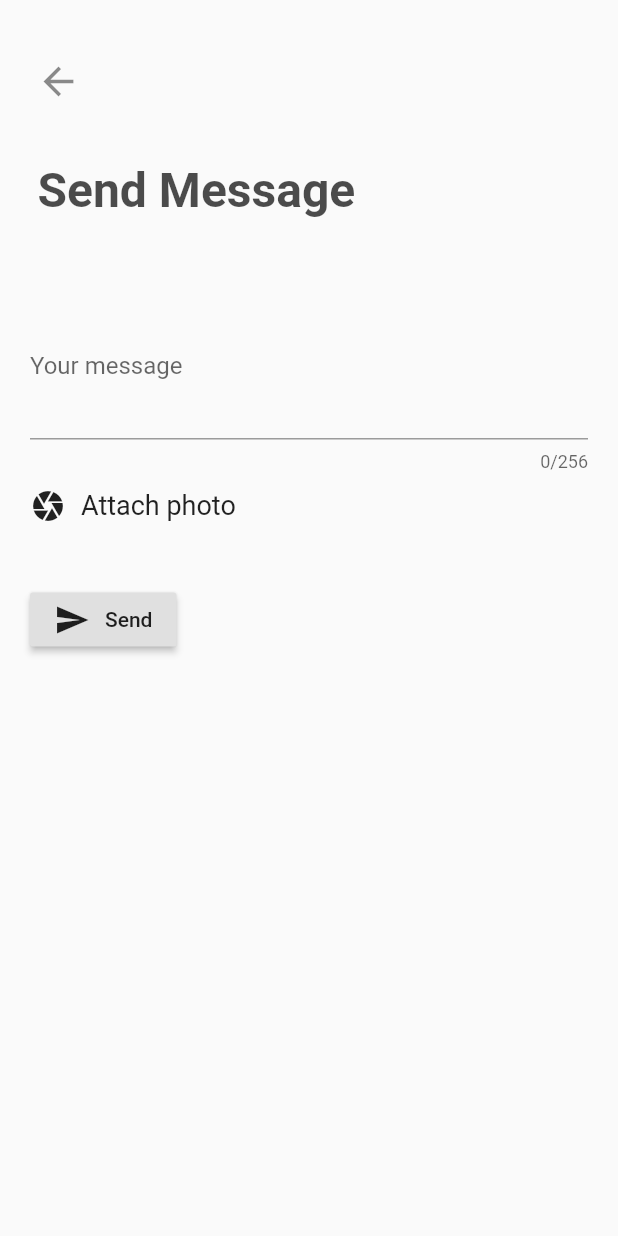
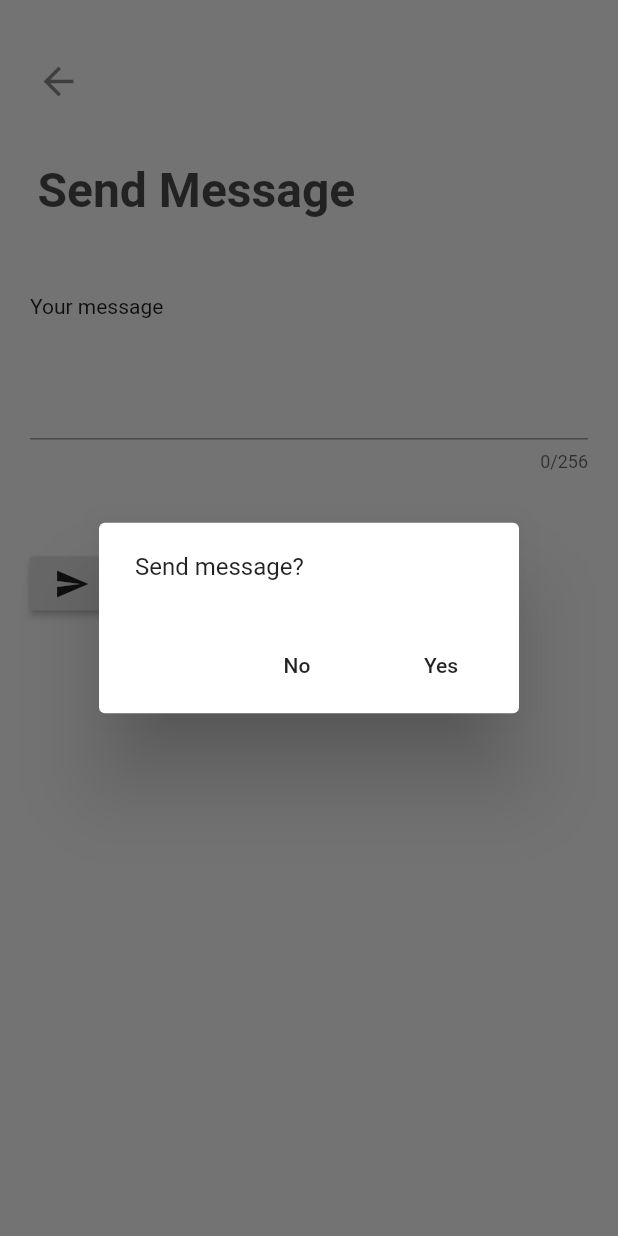
Before and after one commit to sirking1991/metro_info_app, a Flutter app: the SendMessage screen opened directly, after a tap on "Send", on a phone screen of 412 x 824 dp. Run offline on Flutter 3.47's test engine with Material 2 defaults, Android fonts, the phone set to English and light mode, and no system bars; our stand-ins replace cached_network_image, shared_preferences; missing offline and left inert: device_id; accounts and stored records are empty; network calls fail.

Commit message:
Implemented basic sending of message

```diff
--- a/lib/networking/api_provider.dart
+++ b/lib/networking/api_provider.dart
@@ -5,7 +5,8 @@ import 'dart:convert';
 import 'dart:async';
 
 class ApiProvider {
-  final String _baseUrl = "https://8a1b829a.ap.ngrok.io/api/";
+  //final String _baseUrl = "https://colossal-madrid-16udig9usgxj.vapor-farm-b1.com/api/";
+  final String _baseUrl = "https://c0c79a50.ap.ngrok.io/api/";
 
   Future<dynamic> get(String url) async {
     var responseJson;
--- a/lib/views/send_message.dart
+++ b/lib/views/send_message.dart
@@ -1,9 +1,22 @@
 import 'package:flutter/material.dart';
+import 'package:metro_info/networking/api_provider.dart';
+import 'package:metro_info/models/app_user.dart';
+import 'package:provider/provider.dart';
+import 'dart:convert';
+import 'package:crypto/crypto.dart';
 
-class SendMessage extends StatelessWidget {
+class SendMessage extends StatefulWidget {
+  @override
+  _SendMessageState createState() => _SendMessageState();
+}
+
+class _SendMessageState extends State<SendMessage> {
+  String _message;
+
+  Message msg = Message();
+
   @override
   Widget build(BuildContext context) {
-
     return Scaffold(
       body: SingleChildScrollView(
         child: Column(
@@ -48,41 +61,75 @@ class SendMessage extends StatelessWidget {
                 child: Column(
                   crossAxisAlignment: CrossAxisAlignment.start,
                   children: <Widget>[
-                    TextFormField(
+                    Column(
+                        mainAxisAlignment: MainAxisAlignment.start,
+                        crossAxisAlignment: CrossAxisAlignment.start,
+                        children: <Widget>[
+                          Text('Your message'),
+                          TextField(
                             maxLines: 3,
                             maxLength: 256,
-                      decoration:
-                          const InputDecoration(labelText: 'Your message',),
-                      validator: (value) {
-                        return value.isEmpty ? 'Message is required' : null;
+                            onChanged: (String v) {
+                              _message = v;
                             },
                           ),
-                    SizedBox(height: 10.0,),
-                    Row(children: <Widget>[
-                      Icon(Icons.camera),
-                      SizedBox(width: 10.0,),
-                      Text('Attach photo', style: TextStyle(fontSize: 18.0),)
-                    ],),
-                    Padding(
+                        ]),
+                    SizedBox(
+                      height: 10.0,
+                    ),
+                    // Row(
+                    //   children: <Widget>[
+                    //     Icon(Icons.camera),
+                    //     SizedBox(
+                    //       width: 10.0,
+                    //     ),
+                    //     Text(
+                    //       'Attach photo',
+                    //       style: TextStyle(fontSize: 18.0),
+                    //     )
+                    //   ],
+                    // ),
+                    Consumer<AppUser>(builder: (context, appUser, child) {
+                      return Padding(
                         padding: const EdgeInsets.symmetric(vertical: 40.0),
                         child: RaisedButton(
                           onPressed: () {
-                          // Validate will return true if the form is valid, or false if
-                          // the form is invalid.
-                          if (Form.of(context).validate()) {
-                            // Process data.
-                          }
+                            showDialog(
+                                context: context,
+                                barrierDismissible: false,
+                                builder: (_) {
+                                  return AlertDialog(
+                                    content: Text("Send message?"),
+                                    actions: <Widget>[
+                                      FlatButton(
+                                        onPressed: () {
+                                          Navigator.of(context).pop();
+                                        }, child: Text("No"),
+                                      ),
+                                      FlatButton(
+                                        autofocus: true,
+                                        onPressed: () {
+                                          sendMessage(appUser);
+                                          Navigator.of(context).pop();
+                                        }, child: Text("Yes"),
+                                      )
+                                    ],
+                                  );
+                                });
                           },
                           child: Row(
                             mainAxisSize: MainAxisSize.min,
                             children: <Widget>[
                               Icon(Icons.send),
-                            SizedBox(width: 10.0,),
+                              SizedBox(
+                                width: 10.0,
+                              ),
                               Text('Send'),
                             ],
                           ),
                         ),
-                    ),
+                      );
+                    }),
                   ],
                 ),
               ),
@@ -92,4 +139,50 @@ class SendMessage extends StatelessWidget {
       ),
     );
   }
+
+  sendMessage(AppUser appUser) {
+    msg.deviceId = appUser.deviceId;
+    msg.lguId = appUser.lguId;
+    msg.message = _message;
+
+    var now = new DateTime.now();
+
+    var key = utf8.encode('singlecord');
+    final validationStr = now.day.toString() +
+        "-" +
+        appUser.lguId.toString() +
+        "-" +
+        appUser.deviceId;
+    var bytes = utf8.encode(validationStr);
+
+    var hmacSha256 = new Hmac(sha256, key); // HMAC-SHA256
+    var digest = hmacSha256.convert(bytes);
+
+    print("validationStr=$validationStr SHA256=" + digest.toString());
+
+    msg.validationToken = digest.toString();
+
+    print("message=" + _message);
+    final ApiProvider _provider = ApiProvider();
+    try {
+      _provider.post("send_message", msg.toJson()).then((onValue) {});
+    } catch (e) {
+      print(e.toString());
     }
+  }
+}
+
+class Message {
+  String validationToken;
+  int lguId;
+  String deviceId;
+  String message;
+
+  Map<String, dynamic> toJson() {
+    final Map<String, dynamic> data = new Map<String, dynamic>();
+    data['validation_token'] = this.validationToken;
+    data['device_id'] = this.deviceId;
+    data['message'] = this.message;
+    return data;
+  }
+}
```
Also changed, not shown: lib/models/app_user.dart (+6 -4 lines). Lines whose indentation alone changed are shown as unchanged.
